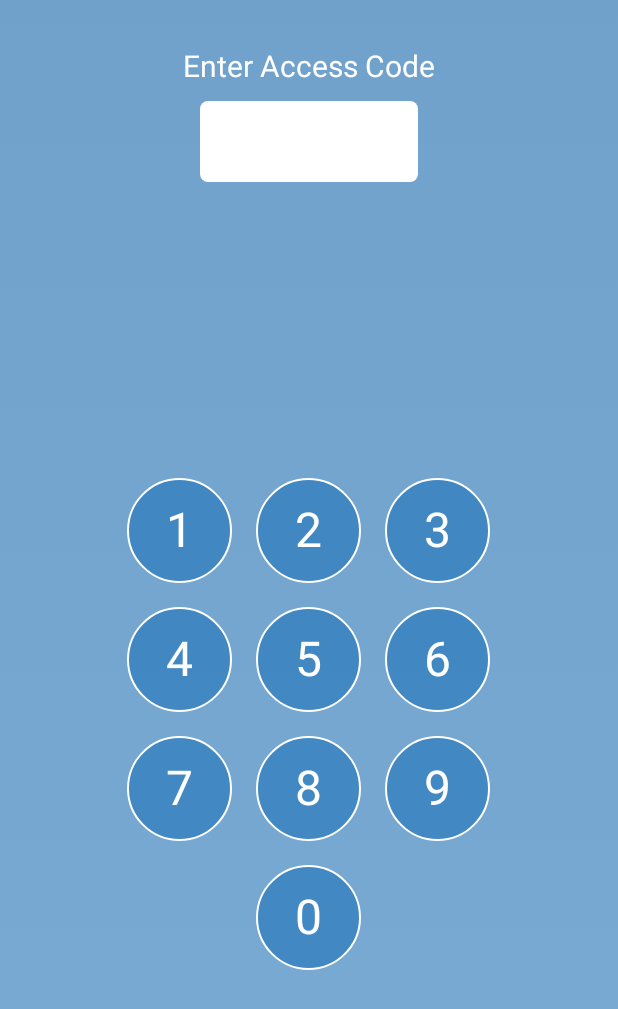
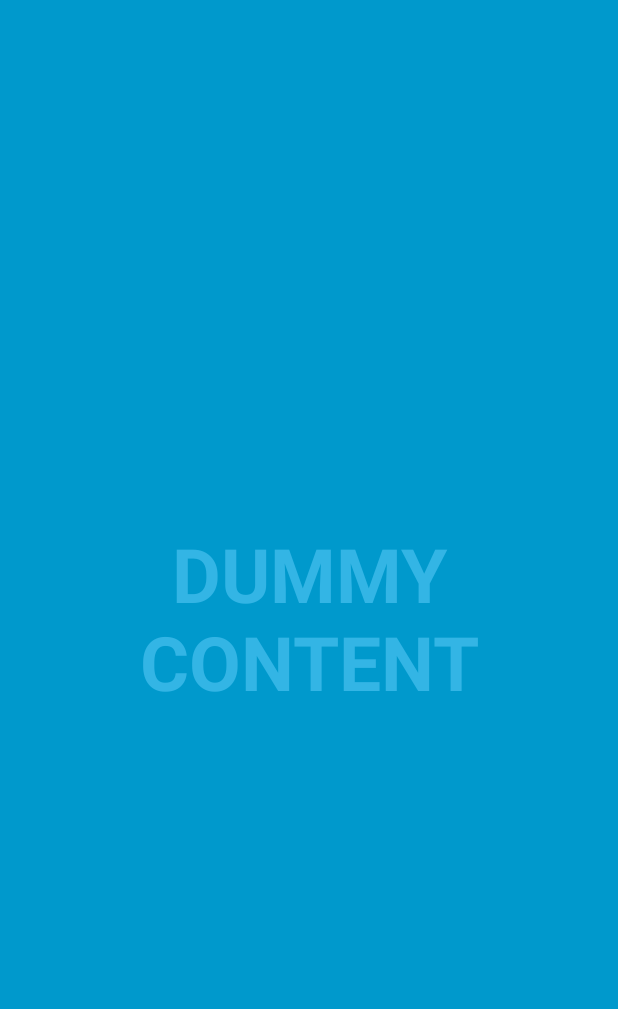
Before and after one commit to interamaster/Multiplicacion, an Android app: the screen it shows after launch (LoginPadActivity before the commit, LoginActivity after it), on a phone screen of 412 x 824 dp. Shown: the top 1009 px of the screen. Run offline under Robolectric (Android 15) with nearby library versions, the phone set to English and light mode, and no system bars.

Commit message:
v0.2 añadido pantalla de inicio donde se debera elegir el numeor maximo de la tabla a preguntar y el nombre del niño

```diff
--- a/app/build.gradle
+++ b/app/build.gradle
@@ -24,7 +24,8 @@
     androidTestCompile('com.android.support.test.espresso:espresso-core:2.2.1', {
         exclude group: 'com.android.support', module: 'support-annotations'
     })
+    compile files('libs/androidautowire.jar')
     compile 'com.android.support:appcompat-v7:23.1.1'
+    compile 'com.android.support:support-v4:23.1.1'
     testCompile 'junit:junit:4.12'
-    compile files('libs/androidautowire.jar')
 }
--- /dev/null
+++ b/app/src/main/java/jrdv/mio/com/entrenatablasmultiplicacion/LoginActivity.java
@@ -0,0 +1,172 @@
+package jrdv.mio.com.entrenatablasmultiplicacion;
+
+import android.annotation.SuppressLint;
+import android.app.ActionBar;
+import android.app.Activity;
+import android.os.Bundle;
+import android.os.Handler;
+import android.view.MotionEvent;
+import android.view.View;
+
+/**
+ * An example full-screen activity that shows and hides the system UI (i.e.
+ * status bar and navigation/system bar) with user interaction.
+ */
+public class LoginActivity extends Activity {
+    /**
+     * Whether or not the system UI should be auto-hidden after
+     * {@link #AUTO_HIDE_DELAY_MILLIS} milliseconds.
+     */
+    private static final boolean AUTO_HIDE = true;
+
+    /**
+     * If {@link #AUTO_HIDE} is set, the number of milliseconds to wait after
+     * user interaction before hiding the system UI.
+     */
+    private static final int AUTO_HIDE_DELAY_MILLIS = 3000;
+
+    /**
+     * Some older devices needs a small delay between UI widget updates
+     * and a change of the status and navigation bar.
+     */
+    private static final int UI_ANIMATION_DELAY = 300;
+    private final Handler mHideHandler = new Handler();
+    private View mContentView;
+    private final Runnable mHidePart2Runnable = new Runnable() {
+        @SuppressLint("InlinedApi")
+        @Override
+        public void run() {
+            // Delayed removal of status and navigation bar
+
+            // Note that some of these constants are new as of API 16 (Jelly Bean)
+            // and API 19 (KitKat). It is safe to use them, as they are inlined
+            // at compile-time and do nothing on earlier devices.
+            mContentView.setSystemUiVisibility(View.SYSTEM_UI_FLAG_LOW_PROFILE
+                    | View.SYSTEM_UI_FLAG_FULLSCREEN
+                    | View.SYSTEM_UI_FLAG_LAYOUT_STABLE
+                    | View.SYSTEM_UI_FLAG_IMMERSIVE_STICKY
+                    | View.SYSTEM_UI_FLAG_LAYOUT_HIDE_NAVIGATION
+                    | View.SYSTEM_UI_FLAG_HIDE_NAVIGATION);
+        }
+    };
+    private View mControlsView;
+    private final Runnable mShowPart2Runnable = new Runnable() {
+        @Override
+        public void run() {
+            // Delayed display of UI elements
+            ActionBar actionBar = getActionBar();
+            if (actionBar != null) {
+                actionBar.show();
+            }
+            mControlsView.setVisibility(View.VISIBLE);
+        }
+    };
+    private boolean mVisible;
+    private final Runnable mHideRunnable = new Runnable() {
+        @Override
+        public void run() {
+            hide();
+        }
+    };
+    /**
+     * Touch listener to use for in-layout UI controls to delay hiding the
+     * system UI. This is to prevent the jarring behavior of controls going away
+     * while interacting with activity UI.
+     */
+    private final View.OnTouchListener mDelayHideTouchListener = new View.OnTouchListener() {
+        @Override
+        public boolean onTouch(View view, MotionEvent motionEvent) {
+            if (AUTO_HIDE) {
+                delayedHide(AUTO_HIDE_DELAY_MILLIS);
+            }
+            return false;
+        }
+    };
+
+    @Override
+    protected void onCreate(Bundle savedInstanceState) {
+        super.onCreate(savedInstanceState);
+
+        setContentView(R.layout.activity_login);
+
+        mVisible = true;
+        mControlsView = findViewById(R.id.fullscreen_content_controls);
+        mContentView = findViewById(R.id.fullscreen_content);
+
+
+        // Set up the user interaction to manually show or hide the system UI.
+        mContentView.setOnClickListener(new View.OnClickListener() {
+            @Override
+            public void onClick(View view) {
+                toggle();
+            }
+        });
+
+        // Upon interacting with UI controls, delay any scheduled hide()
+        // operations to prevent the jarring behavior of controls going away
+        // while interacting with the UI.
+        findViewById(R.id.dummy_button).setOnTouchListener(mDelayHideTouchListener);
+    }
+
+
+    @Override
+    public void onBackPressed() {
+        // Disable going back to the MainActivity
+        moveTaskToBack(true);
+    }
+
+
+
+    @Override
+    protected void onPostCreate(Bundle savedInstanceState) {
+        super.onPostCreate(savedInstanceState);
+
+        // Trigger the initial hide() shortly after the activity has been
+        // created, to briefly hint to the user that UI controls
+        // are available.
+        delayedHide(100);
+    }
+
+    private void toggle() {
+        if (mVisible) {
+            hide();
+        } else {
+            show();
+        }
+    }
+
+    private void hide() {
+        // Hide UI first
+        ActionBar actionBar = getActionBar();
+        if (actionBar != null) {
+            actionBar.hide();
+        }
+        mControlsView.setVisibility(View.GONE);
+        mVisible = false;
+
+        // Schedule a runnable to remove the status and navigation bar after a delay
+        mHideHandler.removeCallbacks(mShowPart2Runnable);
+        mHideHandler.postDelayed(mHidePart2Runnable, UI_ANIMATION_DELAY);
+    }
+
+    @SuppressLint("InlinedApi")
+    private void show() {
+        // Show the system bar
+        mContentView.setSystemUiVisibility(View.SYSTEM_UI_FLAG_LAYOUT_FULLSCREEN
+                | View.SYSTEM_UI_FLAG_LAYOUT_HIDE_NAVIGATION);
+        mVisible = true;
+
+        // Schedule a runnable to display UI elements after a delay
+        mHideHandler.removeCallbacks(mHidePart2Runnable);
+        mHideHandler.postDelayed(mShowPart2Runnable, UI_ANIMATION_DELAY);
+    }
+
+    /**
+     * Schedules a call to hide() in [delay] milliseconds, canceling any
+     * previously scheduled calls.
+     */
+    private void delayedHide(int delayMillis) {
+        mHideHandler.removeCallbacks(mHideRunnable);
+        mHideHandler.postDelayed(mHideRunnable, delayMillis);
+    }
+}
--- a/app/src/main/java/jrdv/mio/com/entrenatablasmultiplicacion/LoginPadActivity.java
+++ b/app/src/main/java/jrdv/mio/com/entrenatablasmultiplicacion/LoginPadActivity.java
@@ -1,5 +1,8 @@
 package jrdv.mio.com.entrenatablasmultiplicacion;
 
+import android.content.Context;
+import android.content.Intent;
+import android.content.SharedPreferences;
 import android.os.Bundle;
 import android.os.Handler;
 import android.text.Editable;
@@ -89,18 +92,48 @@
 	public static final String USER_PIN = "USER_PIN";
 	public static final int USER_PIN_MAX_CHAR = 3;
 
+    public static final String PREFS_NAME = "MyPrefsFile";
+    public static final String PREF_BOOL_NINOYAOK ="false";
+
     @Override
     protected void onCreate(Bundle savedInstanceState) {
         super.onCreate(savedInstanceState);
 
+
+
+        //recupermos los valores del SharedPRefs sis e guardaron tras el signup activity
+
+        SharedPreferences pref = getSharedPreferences(PREFS_NAME, Context.MODE_PRIVATE);
+
+
+        boolean alreadyloggedinbefore =  pref.getBoolean(PREF_BOOL_NINOYAOK, false);//falso si no existe
+
+
+
+        Log.d(TAG, String.valueOf(alreadyloggedinbefore));
+
+
 	    // only show the login pad if the  user hasn't logged in
-	    if (didLogIn()) {
+	  /*  if (didLogIn()) {
 		    closeActivity();
 	    }
+    */
 
-        configureViews();
-        configureAnimations();
-        setEditTextListener();
+        if (alreadyloggedinbefore)
+        //si ya habiamos metido datos del niño y tablas maximas:
+            {
+            configureViews();
+            configureAnimations();
+            setEditTextListener();
+
+        }
+        else {
+
+            //ve  a la pantalla de meter nombre y tabla maxima!!
+
+            Intent intent = new Intent(this, jrdv.mio.com.entrenatablasmultiplicacion.LoginActivity.class);
+            startActivity(intent);
+        }
 
     }
 
@@ -144,6 +177,8 @@
 			return true;
 		}
 		return false;
+
+
 	}
 
     private void closeActivity() {
--- /dev/null
+++ b/app/src/main/res/layout/activity_login.xml
@@ -0,0 +1,50 @@
+<FrameLayout xmlns:android="http://schemas.android.com/apk/res/android"
+    xmlns:tools="http://schemas.android.com/tools"
+    android:layout_width="match_parent"
+    android:layout_height="match_parent"
+    android:background="#0099cc"
+    tools:context="jrdv.mio.com.entrenatablasmultiplicacion.LoginActivity">
+
+    <!-- The primary full-screen view. This can be replaced with whatever view
+         is needed to present your content, e.g. VideoView, SurfaceView,
+         TextureView, etc. -->
+    <TextView
+        android:id="@+id/fullscreen_content"
+        android:layout_width="match_parent"
+        android:layout_height="match_parent"
+        android:gravity="center"
+        android:keepScreenOn="true"
+        android:text="@string/dummy_content"
+        android:textColor="#33b5e5"
+        android:textSize="50sp"
+        android:textStyle="bold" />
+
+    <!-- This FrameLayout insets its children based on system windows using
+         android:fitsSystemWindows. -->
+    <FrameLayout
+        android:layout_width="match_parent"
+        android:layout_height="match_parent"
+        android:fitsSystemWindows="true">
+
+        <LinearLayout
+            android:id="@+id/fullscreen_content_controls"
+            style="?metaButtonBarStyle"
+            android:layout_width="match_parent"
+            android:layout_height="wrap_content"
+            android:layout_gravity="bottom|center_horizontal"
+            android:background="@color/black_overlay"
+            android:orientation="horizontal"
+            tools:ignore="UselessParent">
+
+            <Button
+                android:id="@+id/dummy_button"
+                style="?metaButtonBarButtonStyle"
+                android:layout_width="0dp"
+                android:layout_height="wrap_content"
+                android:layout_weight="1"
+                android:text="@string/dummy_button" />
+
+        </LinearLayout>
+    </FrameLayout>
+
+</FrameLayout>
--- a/app/src/main/res/values/colors.xml
+++ b/app/src/main/res/values/colors.xml
@@ -2,4 +2,6 @@
 <resources>
     <color name="white">#FFFFFF</color>
     <color name="blue">#992173B9</color>
+
+    <color name="black_overlay">#66000000</color>
 </resources>
--- a/app/src/main/res/values/strings.xml
+++ b/app/src/main/res/values/strings.xml
@@ -25,4 +25,8 @@
     <string name="hello_world">Hello world!</string>
     <string name="action_settings">Settings</string>
 
+    <string name="title_activity_login">LoginActivity</string>
+    <string name="dummy_button">Dummy Button</string>
+    <string name="dummy_content">DUMMY\nCONTENT</string>
+
 </resources>
--- a/app/src/main/res/values/styles.xml
+++ b/app/src/main/res/values/styles.xml
@@ -18,4 +18,16 @@
         <!-- All customizations that are NOT specific to a particular API-level can go here. -->
     </style>
 
+    <style name="FullscreenTheme" parent="AppTheme">
+        <item name="android:actionBarStyle">@style/FullscreenActionBarStyle</item>
+        <item name="android:windowActionBarOverlay">true</item>
+        <item name="android:windowBackground">@null</item>
+        <item name="metaButtonBarStyle">?android:attr/buttonBarStyle</item>
+        <item name="metaButtonBarButtonStyle">?android:attr/buttonBarButtonStyle</item>
+    </style>
+
+    <style name="FullscreenActionBarStyle" parent="android:Widget.Holo.ActionBar">
+        <item name="android:background">@color/black_overlay</item>
+    </style>
+
 </resources>
```
Also changed, not shown: app/src/main/AndroidManifest.xml (+11 -7 lines), app/src/main/res/values/attrs.xml (added, +12 -0 lines).
